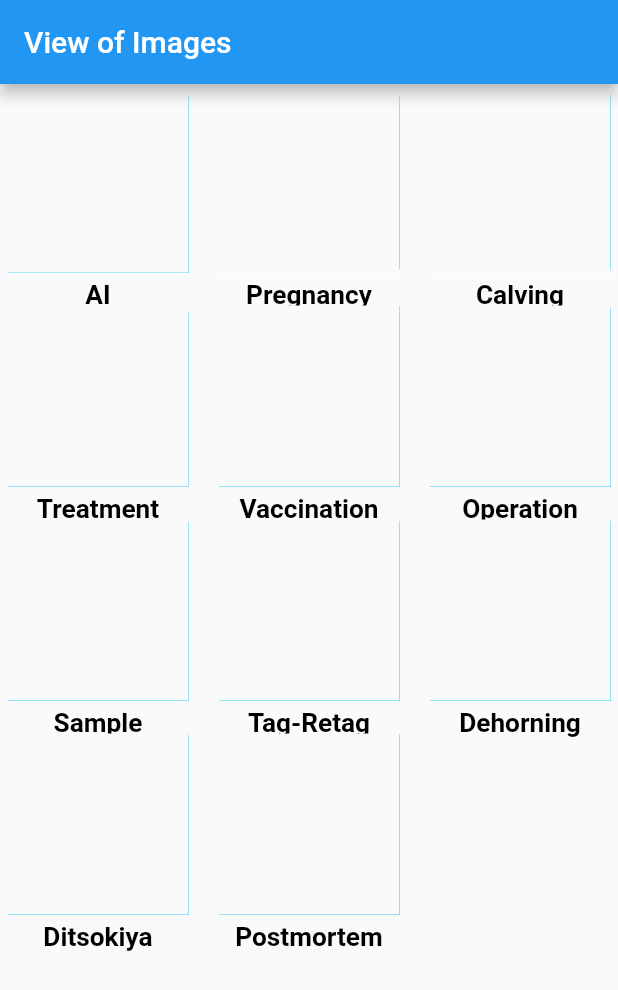
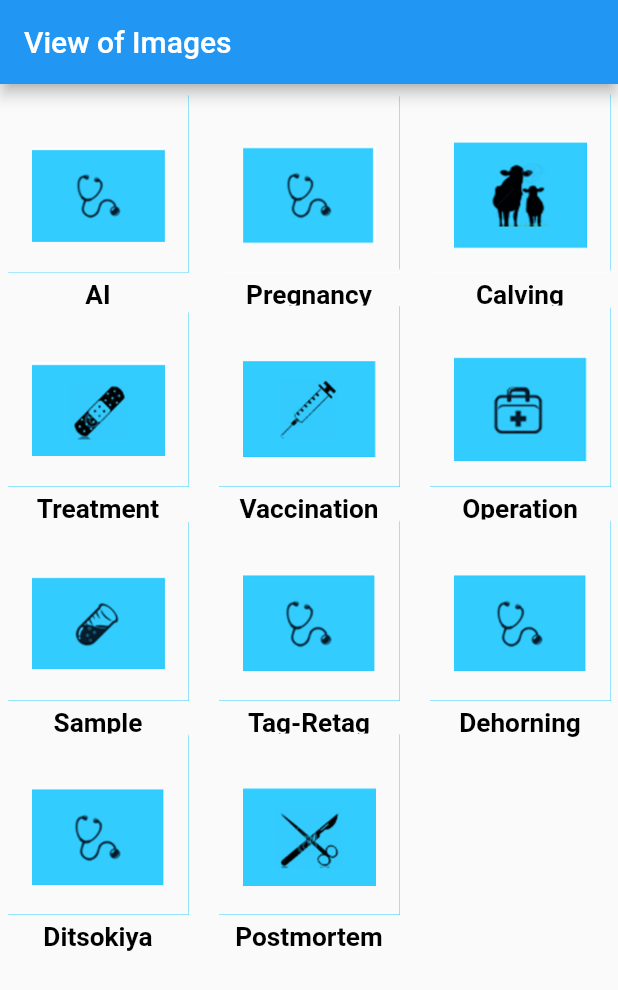
Before and after one commit to akshaydhone/flutter_gallery, a Flutter app: the screen it shows after launch, on a phone screen of 412 x 824 dp. Shown: the top 990 px of the screen. Run offline on Flutter 3.47's test engine with Material 2 defaults, Android fonts, the phone set to English and light mode, and no system bars.

Commit message:
added text view below images and added all 11 files

```diff
--- a/lib/main.dart
+++ b/lib/main.dart
@@ -99,8 +99,6 @@ var pages=[AIPage(),PDPage(),CalvingPage(),TreatmentPage(),VaccinationPage(),Ope
       children: <Widget>[
 
 
-
-
         new Container(
           child: new Image.asset(
             imageName,
@@ -112,6 +110,9 @@ var pages=[AIPage(),PDPage(),CalvingPage(),TreatmentPage(),VaccinationPage(),Ope
 
 
 
+
+
+
         new Scaffold(
           body: ListView.builder(
             itemCount: imageName.length,
@@ -119,7 +120,11 @@ var pages=[AIPage(),PDPage(),CalvingPage(),TreatmentPage(),VaccinationPage(),Ope
 
               //var title;
               return ListTile(
-                //title: Text(imageName[index].trim()),
+                title: new Image.asset( 'assets/i${index+1}.PNG',
+                  width: 130.0,
+                  height: 130.0,
+                  fit: BoxFit.contain,
+                ),
                 // When a user taps on the ListTile, navigate to the DetailScreen.
                 // Notice that we're not only creating a DetailScreen, we're
                 // also passing the current todo through to it!
@@ -130,14 +135,26 @@ var pages=[AIPage(),PDPage(),CalvingPage(),TreatmentPage(),VaccinationPage(),Ope
 
                         builder: (context) => pages[index]
                     ),
+
+
+
+
                   );
+
                 },
+
+
               );
+
             },
+
+
+
+
           ),
 
+
         ),
-
 
 
 
```
